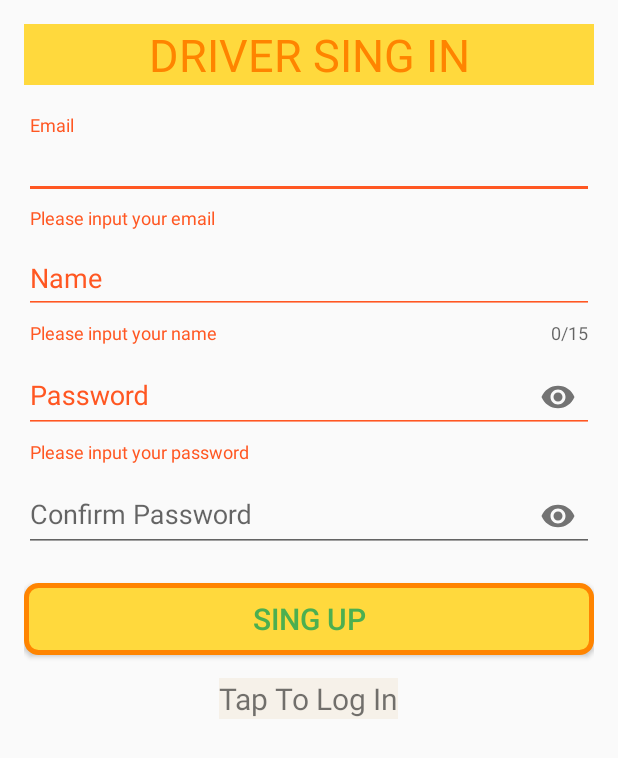
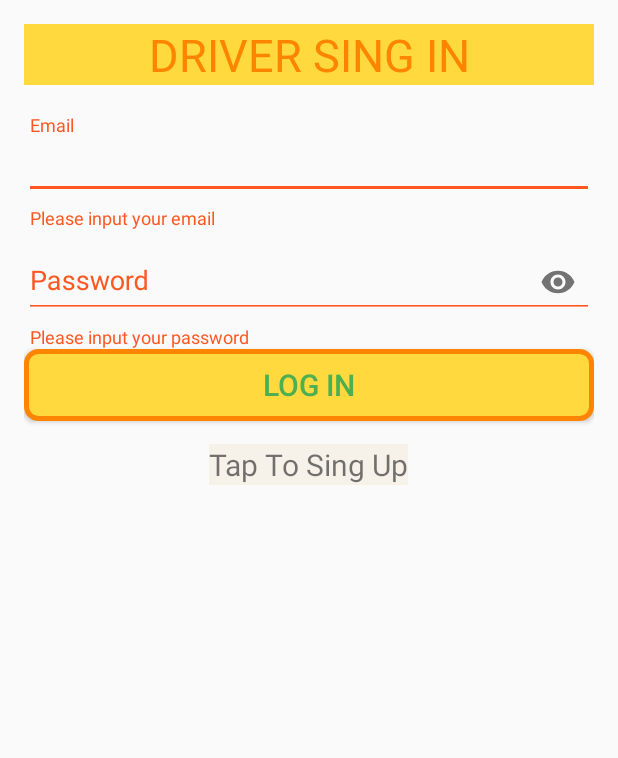
Before and after one commit to v-petrovskyi/android-TaxiApp, an Android app: the DriverSingInActivity screen opened directly, with no data from a screen before it, after a tap on "Tap To Log In", on a phone screen of 412 x 824 dp. Shown: the top 758 px of the screen. Run offline under Robolectric (Android 15) with nearby library versions, the phone set to English and light mode, and no system bars; 1 other tap on this screen came first.

Commit message:
v0.5 add toggleLoginSingUp to PassengerSingInActivity and DriverSingInActivity

```diff
--- a/app/src/main/java/training/android/taxiapp/DriverSingInActivity.java
+++ b/app/src/main/java/training/android/taxiapp/DriverSingInActivity.java
@@ -14,8 +14,8 @@ public class DriverSingInActivity extends AppCompatActivity {
 
     private TextInputLayout textInputEmail, textInputName, textInputPassword, textInputConfirmPassword;
     private Button loginSingUpButton;
-
     private TextView toggleLoginSingUpTextView;
+    private boolean isLoginModeActive;
 
     @Override
     protected void onCreate(Bundle savedInstanceState) {
@@ -29,18 +29,24 @@ public class DriverSingInActivity extends AppCompatActivity {
         loginSingUpButton = findViewById(R.id.loginSingUpButton);
         toggleLoginSingUpTextView = findViewById(R.id.toggleLoginSingUpTextView);
 
-        loginSingUpButton.setOnClickListener(new View.OnClickListener() {
-            @Override
-            public void onClick(View view) {
-                loginSingUpUser(view);
-            }
-        });
-        toggleLoginSingUpTextView.setOnClickListener(new View.OnClickListener() {
-            @Override
-            public void onClick(View view) {
+        loginSingUpButton.setOnClickListener(view -> loginSingUpUser(view));
+        toggleLoginSingUpTextView.setOnClickListener(view -> toggleLoginSingUp(view));
+    }
 
-            }
-        });
+    private void toggleLoginSingUp(View view) {
+        if (isLoginModeActive) {
+            isLoginModeActive = false;
+            loginSingUpButton.setText(R.string.sing_up);
+            toggleLoginSingUpTextView.setText(R.string.tap_to_log_in);
+            textInputConfirmPassword.setVisibility(View.VISIBLE);
+            textInputName.setVisibility(View.VISIBLE);
+        }else {
+            isLoginModeActive = true;
+            loginSingUpButton.setText(R.string.log_in);
+            toggleLoginSingUpTextView.setText(R.string.tap_to_sing_up);
+            textInputConfirmPassword.setVisibility(View.GONE);
+            textInputName.setVisibility(View.GONE);
+        }
     }
 
     private void loginSingUpUser(View view) {
--- a/app/src/main/res/values/strings.xml
+++ b/app/src/main/res/values/strings.xml
@@ -5,7 +5,10 @@
     <string name="password">Password</string>
     <string name="confirm_password">Confirm Password</string>
     <string name="sing_up">Sing Up</string>
+    <string name="log_in">Log In</string>
+
     <string name="tap_to_log_in">Tap To Log In</string>
+    <string name="tap_to_sing_up">Tap To Sing Up</string>
     <string name="driver_sing_in">Driver Sing In</string>
     <string name="passenger_sing_in">Passenger Sing In</string>
 </resources>
```
Also changed, not shown: app/src/main/java/training/android/taxiapp/PassengerSingInActivity.java (+19 -11 lines).
